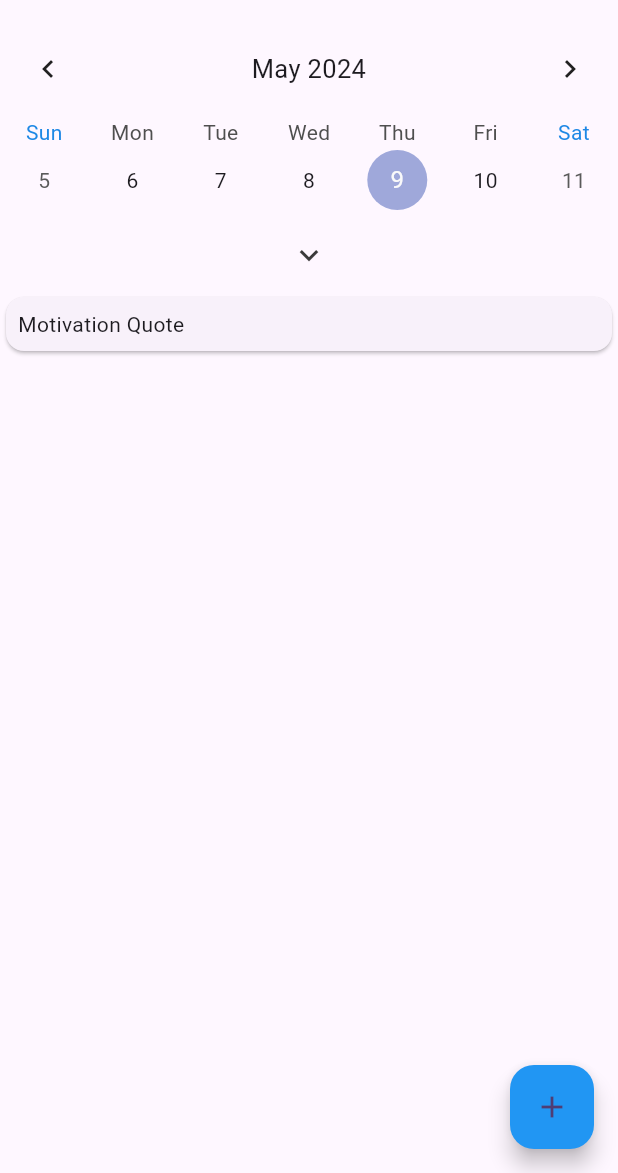
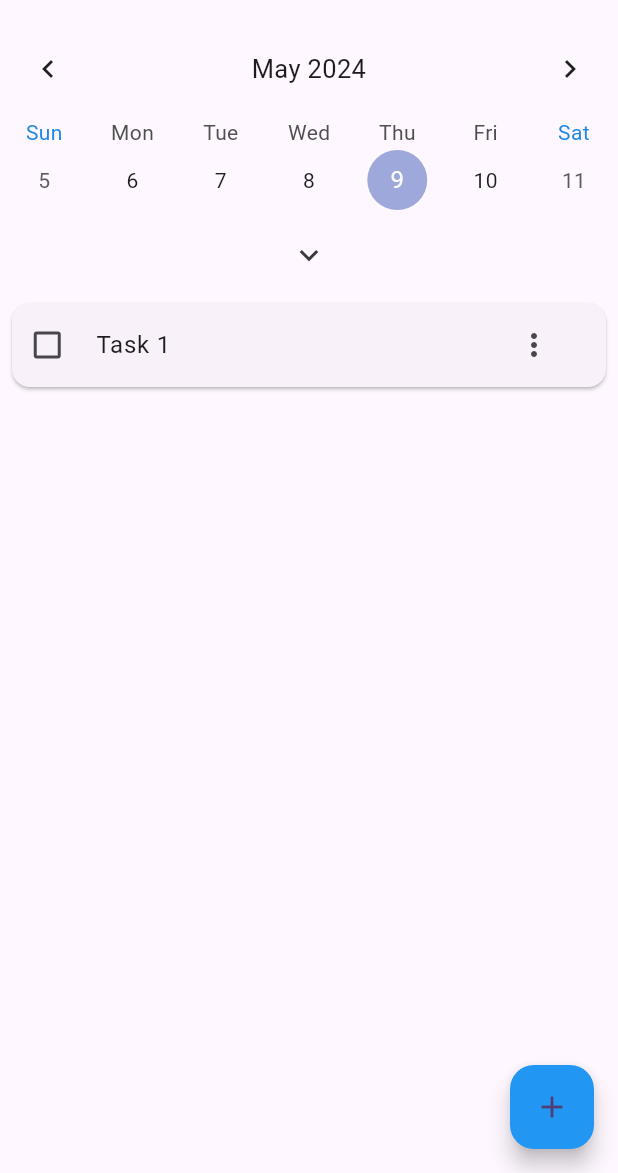
Before and after one commit to developerburakgul/livelife, a Flutter app: the HomePage screen opened directly with empty values, on a phone screen of 412 x 824 dp, the part 63-1236 px from its top. Run offline on Flutter 3.47's test engine with Material 3 defaults, Android fonts, the phone set to English and light mode, and no system bars; drawn by our look-alikes of table_calendar; our stand-ins replace firebase_core, fluttertoast; accounts and stored records are empty.

Commit message:
Taskcard customized

```diff
--- a/lib/Screens/homePage.dart
+++ b/lib/Screens/homePage.dart
@@ -81,15 +81,13 @@ class _HomePageState extends State<HomePage> {
               ),
               onPressed: _toggleCalendarView,
             ),
-
-            // Motivational quote section
-            Card(
-              child: Padding(
-                padding: const EdgeInsets.all(8.0),
-                child: Text('Motivation Quote'),
-              ),
-            ),
-            // Task List
+            TaskCard(title: "Task 1"),
+            // ! Motivational quote section
+            // ! MotivationCard(
+            //  !  title: 'Motivation Quotes',
+            // !    quotes: [],
+            //!   ),
+            //! Task List
             if (tasks != null)
               for (Task task in tasks!) TaskCard(title: task.name),
           ],
@@ -124,19 +122,143 @@ class _HomePageState extends State<HomePage> {
   }
 }
 
-class TaskCard extends StatelessWidget {
+class MotivationCard extends StatelessWidget {
   final String title;
+  final List<String> quotes;
+
+  const MotivationCard({Key? key, required this.title, required this.quotes})
+      : super(key: key);
+
+  @override
+  Widget build(BuildContext context) {
+    return Card(
+      child: Padding(
+        padding: const EdgeInsets.all(8.0),
+        child: Column(
+          crossAxisAlignment: CrossAxisAlignment.start,
+          children: [
+            Text(
+              title,
+              style: TextStyle(
+                color: Colors.blue,
+                fontSize: 18,
+                fontWeight: FontWeight.bold,
+              ),
+            ),
+            SizedBox(height: 8),
+            ListView.builder(
+              shrinkWrap: true,
+              itemCount: quotes.length,
+              itemBuilder: (context, index) {
+                return Padding(
+                  padding: const EdgeInsets.symmetric(vertical: 4),
+                  child: Text(
+                    quotes[index],
+                    style: TextStyle(
+                      fontSize: 16,
+                    ),
+                  ),
+                );
+              },
+            ),
+          ],
+        ),
+      ),
+    );
+  }
+}
+
+class TaskCard extends StatefulWidget {
+  final String title;
+  // final double progress;
+  final bool isChecked;
+  final ValueChanged<bool>? onChanged;
+  final VoidCallback? onEditPressed;
+  final VoidCallback? onDeletePressed;
 
   const TaskCard({
     Key? key,
     required this.title,
+    //required this.progress,
+    this.isChecked = false,
+    this.onChanged,
+    this.onEditPressed,
+    this.onDeletePressed,
   }) : super(key: key);
+
+  @override
+  _TaskCardState createState() => _TaskCardState();
+}
+
+class _TaskCardState extends State<TaskCard> {
+  bool _isChecked = false;
+
+  @override
+  void initState() {
+    super.initState();
+    _isChecked = widget.isChecked;
+  }
 
   @override
   Widget build(BuildContext context) {
     return Card(
       margin: const EdgeInsets.all(8),
-      child: ListTile(title: Text(title)),
+      child: ListTile(
+        leading: SizedBox(
+          width: 15,
+          height: 15,
+          child: Checkbox(
+            value: _isChecked,
+            onChanged: (value) {
+              setState(() {
+                _isChecked = value ?? false;
+                widget.onChanged?.call(_isChecked);
+              });
+            },
+          ),
+        ),
+        title: Text(widget.title),
+        // subtitle: LinearProgressIndicator(
+        //   value: widget.progress,
+        // ),
+        trailing: PopupMenuButton(
+          shape: ShapeBorder.lerp(
+            RoundedRectangleBorder(
+              borderRadius: BorderRadius.circular(15),
+            ),
+            RoundedRectangleBorder(
+              borderRadius: BorderRadius.circular(15),
+            ),
+            1,
+          ),
+          itemBuilder: (BuildContext context) => <PopupMenuEntry>[
+            PopupMenuItem(
+              child: Padding(
+                padding: const EdgeInsets.only(
+                    left: 1.0, right: 1.0, bottom: 1.0, top: 1.0),
+                child: ListTile(
+                  leading: Icon(Icons.edit),
+                  title: Text('Edit'),
+                  onTap: () {
+                    Navigator.pop(context);
+                    widget.onEditPressed?.call();
+                  },
+                ),
+              ),
+            ),
+            PopupMenuItem(
+              child: ListTile(
+                leading: Icon(Icons.delete),
+                title: Text('Delete'),
+                onTap: () {
+                  Navigator.pop(context);
+                  widget.onDeletePressed?.call();
+                },
+              ),
+            ),
+          ],
+        ),
+      ),
     );
   }
 }
--- a/lib/Screens/intro.dart
+++ b/lib/Screens/intro.dart
@@ -10,7 +10,6 @@ class _IntroScreenState extends State<IntroScreen> {
   final PageController _pageController = PageController();
   int _currentPage = 0;
   bool _showIntro = true; // varsayılan olarak intronun gösterilmesini sağlar
-
   @override
   void initState() {
     super.initState();
```
